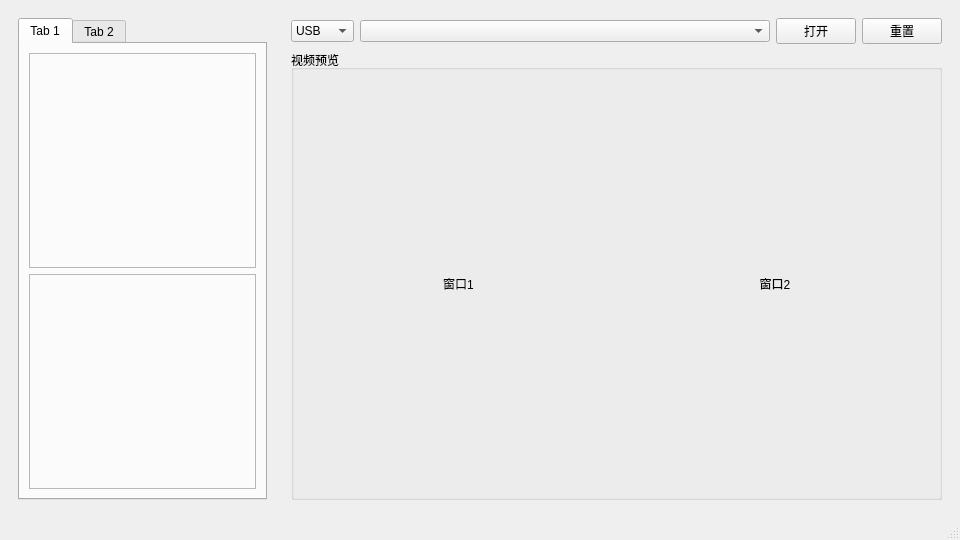
Above: mainwindow.ui from choushunn/ExtremeQualityImagingDemo before the change. Below: the same form after it.
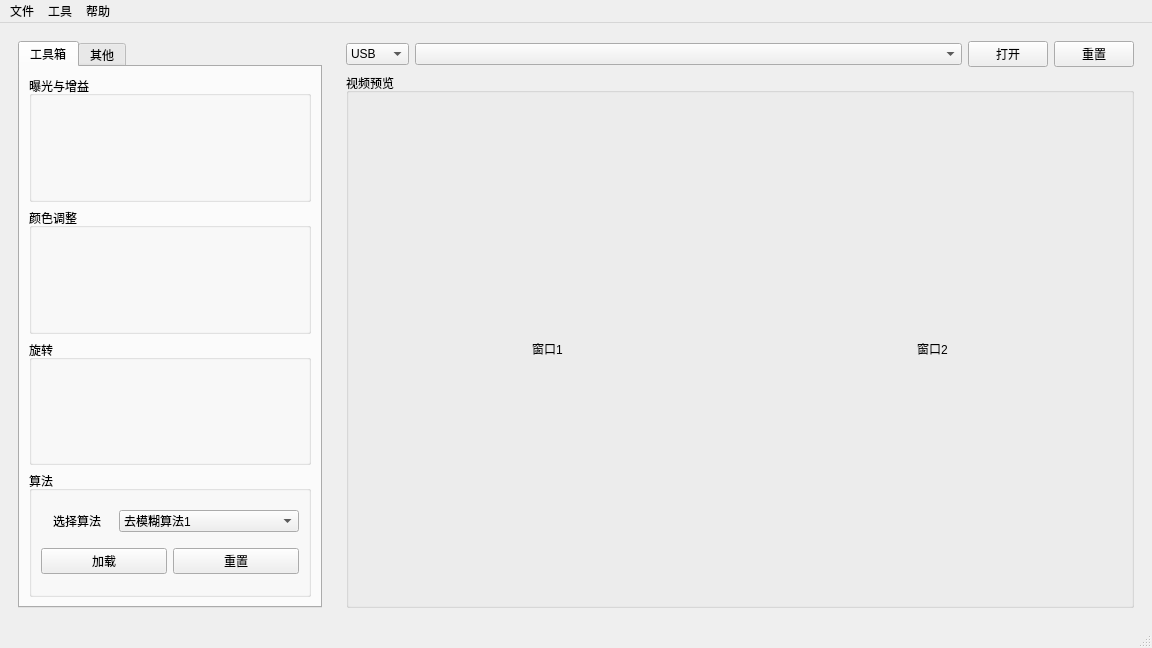
That is the form after the change.

The edit to the form file:
```diff
--- a/mainwindow.ui
+++ b/mainwindow.ui
@@ -6,8 +6,8 @@
    <rect>
     <x>0</x>
     <y>0</y>
-    <width>960</width>
-    <height>540</height>
+    <width>1152</width>
+    <height>648</height>
    </rect>
   </property>
   <property name="minimumSize">
@@ -33,7 +33,7 @@
        <item row="0" column="0">
         <widget class="QTabWidget" name="tabWidget">
          <property name="sizePolicy">
-          <sizepolicy hsizetype="Expanding" vsizetype="Expanding">
+          <sizepolicy hsizetype="MinimumExpanding" vsizetype="MinimumExpanding">
            <horstretch>1</horstretch>
            <verstretch>0</verstretch>
           </sizepolicy>
@@ -43,34 +43,110 @@
          </property>
          <widget class="QWidget" name="tab1">
           <attribute name="title">
-           <string>Tab 1</string>
+           <string>工具箱</string>
           </attribute>
           <layout class="QVBoxLayout" name="verticalLayout">
            <item>
-            <widget class="QFrame" name="frame_2">
-             <property name="frameShape">
-              <enum>QFrame::StyledPanel</enum>
+            <widget class="QGroupBox" name="groupBox_3">
+             <property name="title">
+              <string>曝光与增益</string>
              </property>
-             <property name="frameShadow">
-              <enum>QFrame::Raised</enum>
+             <layout class="QVBoxLayout" name="verticalLayout_4"/>
+            </widget>
+           </item>
+           <item>
+            <widget class="QGroupBox" name="groupBox_5">
+             <property name="title">
+              <string>颜色调整</string>
              </property>
+             <layout class="QVBoxLayout" name="verticalLayout_6"/>
             </widget>
            </item>
            <item>
-            <widget class="QFrame" name="frame">
-             <property name="frameShape">
-              <enum>QFrame::StyledPanel</enum>
+            <widget class="QGroupBox" name="groupBox_4">
+             <property name="title">
+              <string>旋转</string>
              </property>
-             <property name="frameShadow">
-              <enum>QFrame::Raised</enum>
+             <layout class="QVBoxLayout" name="verticalLayout_5"/>
+            </widget>
+           </item>
+           <item>
+            <widget class="QGroupBox" name="groupBox_2">
+             <property name="title">
+              <string>算法</string>
              </property>
+             <layout class="QVBoxLayout" name="verticalLayout_3">
+              <item>
+               <layout class="QHBoxLayout" name="horizontalLayout_4">
+                <item>
+                 <widget class="QLabel" name="label">
+                  <property name="sizePolicy">
+                   <sizepolicy hsizetype="Preferred" vsizetype="Preferred">
+                    <horstretch>2</horstretch>
+                    <verstretch>0</verstretch>
+                   </sizepolicy>
+                  </property>
+                  <property name="text">
+                   <string>选择算法</string>
+                  </property>
+                  <property name="alignment">
+                   <set>Qt::AlignCenter</set>
+                  </property>
+                 </widget>
+                </item>
+                <item>
+                 <widget class="QComboBox" name="comboBox">
+                  <property name="sizePolicy">
+                   <sizepolicy hsizetype="Preferred" vsizetype="Fixed">
+                    <horstretch>5</horstretch>
+                    <verstretch>0</verstretch>
+                   </sizepolicy>
+                  </property>
+                  <item>
+                   <property name="text">
+                    <string>去模糊算法1</string>
+                   </property>
+                  </item>
+                  <item>
+                   <property name="text">
+                    <string>去噪声算法2</string>
+                   </property>
+                  </item>
+                  <item>
+                   <property name="text">
+                    <string>算法2</string>
+                   </property>
+                  </item>
+                 </widget>
+                </item>
+               </layout>
+              </item>
+              <item>
+               <layout class="QHBoxLayout" name="horizontalLayout_5">
+                <item>
+                 <widget class="QPushButton" name="pushButton">
+                  <property name="text">
+                   <string>加载</string>
+                  </property>
+                 </widget>
+                </item>
+                <item>
+                 <widget class="QPushButton" name="pushButton_2">
+                  <property name="text">
+                   <string>重置</string>
+                  </property>
+                 </widget>
+                </item>
+               </layout>
+              </item>
+             </layout>
             </widget>
            </item>
           </layout>
          </widget>
          <widget class="QWidget" name="tab_2">
           <attribute name="title">
-           <string>Tab 2</string>
+           <string>其他</string>
           </attribute>
          </widget>
         </widget>
@@ -81,7 +157,7 @@
     <item>
      <widget class="QWidget" name="widget_2" native="true">
       <property name="sizePolicy">
-       <sizepolicy hsizetype="Preferred" vsizetype="Preferred">
+       <sizepolicy hsizetype="MinimumExpanding" vsizetype="Preferred">
         <horstretch>5</horstretch>
         <verstretch>0</verstretch>
        </sizepolicy>
@@ -144,7 +220,7 @@
        <item>
         <widget class="QGroupBox" name="groupBox">
          <property name="sizePolicy">
-          <sizepolicy hsizetype="Preferred" vsizetype="MinimumExpanding">
+          <sizepolicy hsizetype="MinimumExpanding" vsizetype="MinimumExpanding">
            <horstretch>4</horstretch>
            <verstretch>0</verstretch>
           </sizepolicy>
@@ -155,6 +231,12 @@
          <layout class="QHBoxLayout" name="horizontalLayout_2">
           <item>
            <widget class="QLabel" name="m_lbl_display1">
+            <property name="sizePolicy">
+             <sizepolicy hsizetype="MinimumExpanding" vsizetype="Preferred">
+              <horstretch>0</horstretch>
+              <verstretch>0</verstretch>
+             </sizepolicy>
+            </property>
             <property name="text">
              <string>窗口1</string>
             </property>
@@ -165,6 +247,12 @@
           </item>
           <item>
            <widget class="QLabel" name="m_lbl_display2">
+            <property name="sizePolicy">
+             <sizepolicy hsizetype="MinimumExpanding" vsizetype="Preferred">
+              <horstretch>0</horstretch>
+              <verstretch>0</verstretch>
+             </sizepolicy>
+            </property>
             <property name="text">
              <string>窗口2</string>
             </property>
@@ -186,10 +274,28 @@
     <rect>
      <x>0</x>
      <y>0</y>
-     <width>960</width>
-     <height>22</height>
+     <width>1152</width>
+     <height>17</height>
     </rect>
    </property>
+   <widget class="QMenu" name="menu">
+    <property name="title">
+     <string>文件</string>
+    </property>
+   </widget>
+   <widget class="QMenu" name="menu_2">
+    <property name="title">
+     <string>帮助</string>
+    </property>
+   </widget>
+   <widget class="QMenu" name="menu_3">
+    <property name="title">
+     <string>工具</string>
+    </property>
+   </widget>
+   <addaction name="menu"/>
+   <addaction name="menu_3"/>
+   <addaction name="menu_2"/>
   </widget>
   <widget class="QStatusBar" name="statusbar"/>
  </widget>
```
